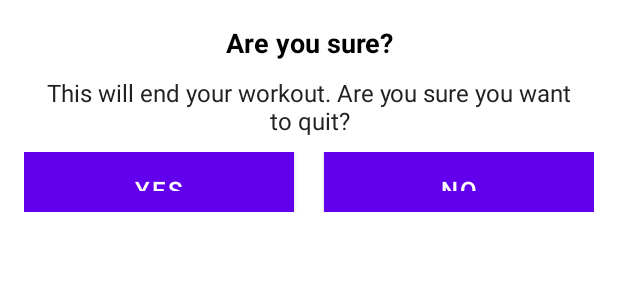
After one commit to AidenCipher/WorkoutApp, an Android app: the layout dialog_custom_back_confirmation.xml on its own in the app's theme, with its tools: preview values and no code run, on a phone screen of 412 x 824 dp. The commit adds this screen. Shown: the top 300 px of the screen. Run offline under Robolectric (Android 15) with nearby library versions, the phone set to English and light mode, and no system bars.

Commit message:
#156 02-09-21 add pop up on back press to confirm quit

```diff
--- a/app/src/main/java/com/aidencipher/workoutapp/ExerciseActivity.kt
+++ b/app/src/main/java/com/aidencipher/workoutapp/ExerciseActivity.kt
@@ -1,5 +1,6 @@
 package com.aidencipher.workoutapp
 
+import android.app.Dialog
 import android.content.Intent
 import android.media.MediaPlayer
 import android.net.Uri
@@ -12,6 +13,7 @@ import android.widget.Toast
 import androidx.appcompat.app.AppCompatActivity
 import androidx.recyclerview.widget.LinearLayoutManager
 import kotlinx.android.synthetic.main.activity_exercise.*
+import kotlinx.android.synthetic.main.dialog_custom_back_confirmation.*
 import java.util.*
 import kotlin.collections.ArrayList
 
@@ -43,7 +45,7 @@ class ExerciseActivity : AppCompatActivity(), TextToSpeech.OnInitListener  {
         supportActionBar?.setDisplayHomeAsUpEnabled(true)
 
         toolbar_exercise_activity.setNavigationOnClickListener {
-            onBackPressed()
+            customDialogForBackButton()
         }
 
         tts = TextToSpeech(this, this)
@@ -198,4 +200,17 @@ class ExerciseActivity : AppCompatActivity(), TextToSpeech.OnInitListener  {
 
         rvExerciseStatus.adapter = exerciseAdapter
     }
+
+    private fun customDialogForBackButton(){
+        val customDialog = Dialog(this)
+        customDialog.setContentView(R.layout.dialog_custom_back_confirmation)
+        customDialog.tvYes.setOnClickListener{
+            finish()
+            customDialog.dismiss()
+        }
+        customDialog.tvYes.setOnClickListener{
+            customDialog.dismiss()
+        }
+        customDialog.show()
+    }
 }
--- /dev/null
+++ b/app/src/main/res/layout/dialog_custom_back_confirmation.xml
@@ -0,0 +1,63 @@
+<?xml version="1.0" encoding="utf-8"?>
+<LinearLayout xmlns:android="http://schemas.android.com/apk/res/android"
+    android:orientation="vertical"
+    android:layout_width="match_parent"
+    android:layout_height="wrap_content"
+    android:gravity="center"
+    android:padding="16dp">
+
+    <TextView
+        android:layout_width="match_parent"
+        android:layout_height="wrap_content"
+        android:gravity="center"
+        android:text="Are you sure?"
+        android:textColor="@color/black"
+        android:textStyle="bold"
+        android:textSize="18sp"/>
+
+    <TextView
+        android:layout_width="match_parent"
+        android:layout_height="wrap_content"
+        android:layout_marginStart="10dp"
+        android:layout_marginTop="10dp"
+        android:layout_marginEnd="10dp"
+        android:gravity="center"
+        android:text="This will end your workout. Are you sure you want to quit?"
+        android:textColor="#212121"
+        android:textSize="16sp"/>
+
+    <LinearLayout
+        android:layout_width="match_parent"
+        android:layout_height="wrap_content"
+        android:layout_marginTop="10dp"
+        android:orientation="horizontal">
+
+        <Button
+            android:id="@+id/tvYes"
+            android:layout_width="0dp"
+            android:layout_height="40dp"
+            android:layout_marginEnd="10dp"
+            android:layout_weight="1"
+            android:background="@color/Cyan"
+            android:gravity="center"
+            android:padding="8dp"
+            android:text="YES"
+            android:textColor="#FFFFFF"
+            android:textSize="16sp"/>
+
+        <Button
+            android:id="@+id/tvNo"
+            android:layout_width="0dp"
+            android:layout_height="40dp"
+            android:layout_marginStart="10dp"
+            android:layout_weight="1"
+            android:background="@color/Cyan"
+            android:gravity="center"
+            android:padding="8dp"
+            android:text="NO"
+            android:textColor="#FFFFFF"
+            android:textSize="16sp"/>
+
+    </LinearLayout>
+
+</LinearLayout>
--- a/build.gradle
+++ b/build.gradle
@@ -6,7 +6,7 @@ buildscript {
         mavenCentral()
     }
     dependencies {
-        classpath 'com.android.tools.build:gradle:7.0.1'
+        classpath 'com.android.tools.build:gradle:7.0.2'
         classpath "org.jetbrains.kotlin:kotlin-gradle-plugin:1.5.30"
 
         // NOTE: Do not place your application dependencies here; they belong
```
